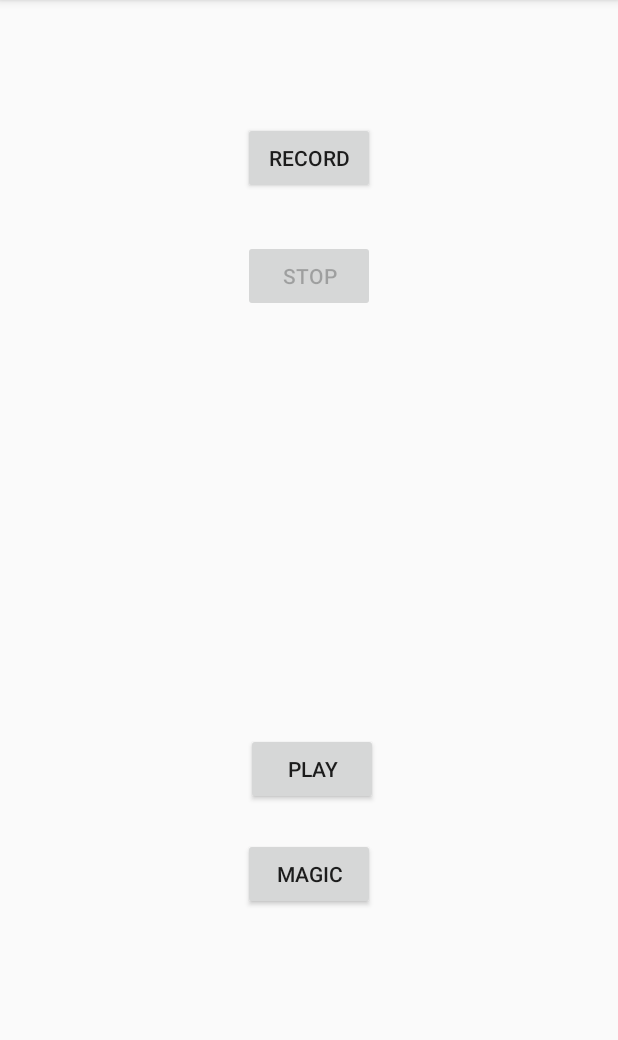
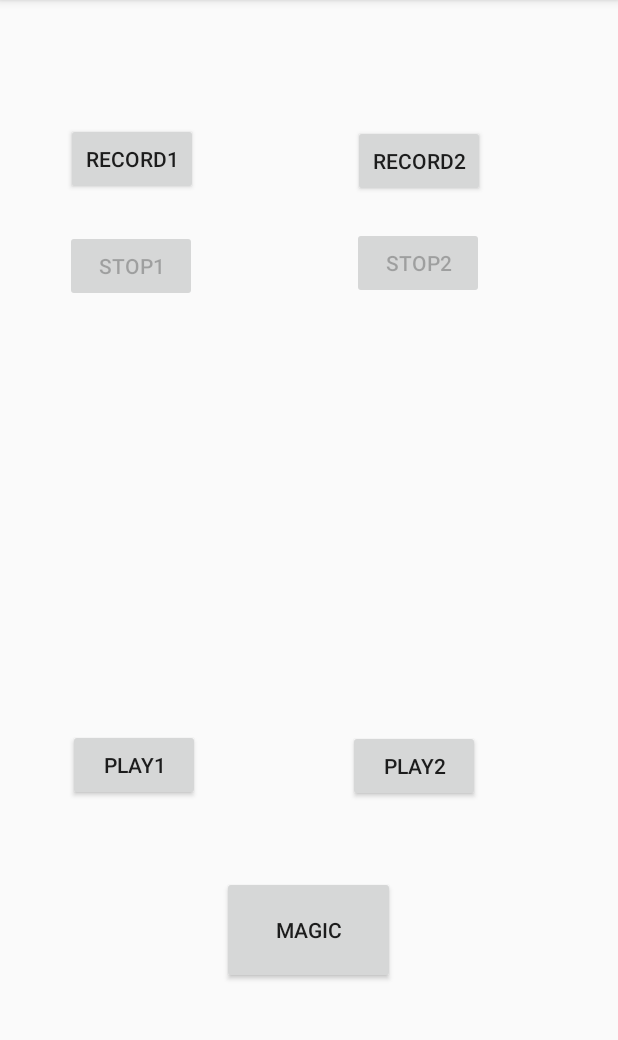
Before and after one commit to P4pucs/Tuturu, an Android app: the RecorderActivity screen opened directly, with no data from a screen before it, on a phone screen of 412 x 824 dp, the part 84-1124 px from its top. Run offline under Robolectric (Android 15) with nearby library versions, the light colour scheme and no system bars.

Commit message:
more buttons

```diff
--- a/app/src/main/java/com/sajt/kevin/tuturu/RecorderActivity.java
+++ b/app/src/main/java/com/sajt/kevin/tuturu/RecorderActivity.java
@@ -15,12 +15,14 @@ import com.sajt.kevin.tuturu.audio.Recorder;
 public class RecorderActivity extends AppCompatActivity {
 
     //private Player player = new Player();
-    private Recorder recorder;
+    private Recorder recorder1, recorder2;
 
 
     final int REQUEST_PERMISSION_CODE = 1000;
 
-    Button btnRecord, btnStopRecord, btnPlay, btnMagic;
+    Button btnRecord1, btnStopRecord1, btnPlay1;
+    Button btnRecord2, btnStopRecord2, btnPlay2;
+    Button btnMagic;
 
     @Override
     protected void onCreate(Bundle savedInstanceState) {
@@ -28,35 +30,64 @@ public class RecorderActivity extends AppCompatActivity {
         setContentView(R.layout.activity_recorder);
 
         if (checkPermissionFromDevice()) {
-            recorder = new Recorder();
+            //RECORDER 111111111111111111
+            recorder1 = new Recorder("1");
 
-            btnRecord = (Button)findViewById(R.id.recorderButton);
-            btnRecord.setOnClickListener((view) -> {
+            btnRecord1 = (Button)findViewById(R.id.recorder1Button);
+            btnRecord1.setOnClickListener((view) -> {
                 Toast.makeText(RecorderActivity.this,"Recording...", Toast.LENGTH_SHORT).show();
-                btnRecord.setEnabled(false);
-                btnStopRecord.setEnabled(true);
-                recorder.startRecorder();
+                btnRecord1.setEnabled(false);
+                btnStopRecord1.setEnabled(true);
+                recorder1.startRecorder();
             });
 
-            btnStopRecord = (Button)findViewById(R.id.stopRecorderButton);
-            btnStopRecord.setEnabled(false);
-            btnStopRecord.setOnClickListener((view) -> {
+            btnStopRecord1 = (Button)findViewById(R.id.stopRecorder1Button);
+            btnStopRecord1.setEnabled(false);
+            btnStopRecord1.setOnClickListener((view) -> {
                 Toast.makeText(RecorderActivity.this,"stopped", Toast.LENGTH_SHORT).show();
-                recorder.stopRecording();
-                btnRecord.setEnabled(true);
-                btnStopRecord.setEnabled(false);
+                recorder1.stopRecording();
+                btnRecord1.setEnabled(true);
+                btnStopRecord1.setEnabled(false);
             });
 
-            btnPlay = (Button)findViewById(R.id.playButton);
-            btnPlay.setOnClickListener((view) -> {
+            btnPlay1 = (Button)findViewById(R.id.play1Button);
+            btnPlay1.setOnClickListener((view) -> {
                 Toast.makeText(RecorderActivity.this,"playing...", Toast.LENGTH_SHORT).show();
-                recorder.startPlaying();
+                recorder1.startPlaying();
             });
 
+            //RECORDER 2222222222222222222
+
+            recorder2 = new Recorder("2");
+
+            btnRecord2 = (Button)findViewById(R.id.recorder2Button);
+            btnRecord2.setOnClickListener((view) -> {
+                Toast.makeText(RecorderActivity.this,"Recording...", Toast.LENGTH_SHORT).show();
+                btnRecord2.setEnabled(false);
+                btnStopRecord2.setEnabled(true);
+                recorder2.startRecorder();
+            });
+
+            btnStopRecord2 = (Button)findViewById(R.id.stopRecorder2Button);
+            btnStopRecord2.setEnabled(false);
+            btnStopRecord2.setOnClickListener((view) -> {
+                Toast.makeText(RecorderActivity.this,"stopped", Toast.LENGTH_SHORT).show();
+                recorder2.stopRecording();
+                btnRecord2.setEnabled(true);
+                btnStopRecord2.setEnabled(false);
+            });
+
+            btnPlay2 = (Button)findViewById(R.id.play2Button);
+            btnPlay2.setOnClickListener((view) -> {
+                Toast.makeText(RecorderActivity.this,"playing...", Toast.LENGTH_SHORT).show();
+                recorder2.startPlaying();
+            });
+
+            // MAGIC
             btnMagic = (Button)findViewById(R.id.magicButton);
             btnMagic.setOnClickListener((view) -> {
                 Toast.makeText(RecorderActivity.this,"MAGIC", Toast.LENGTH_SHORT).show();
-                recorder.magic();
+                recorder1.magic();
             });
         } else {
             requestPermission();
--- a/app/src/main/java/com/sajt/kevin/tuturu/audio/Recorder.java
+++ b/app/src/main/java/com/sajt/kevin/tuturu/audio/Recorder.java
@@ -25,6 +25,8 @@ import static com.sajt.kevin.tuturu.math.DSP.*;
 
 
 public class Recorder {
+    private static String Name;
+
     private static final String TAG = "VoiceRecord";
 
     private static final int RECORDER_SAMPLE_RATE = 44100;
@@ -41,6 +43,9 @@ public class Recorder {
     // Initialize minimum buffer size in bytes.
     private int bufferSize = AudioRecord.getMinBufferSize(RECORDER_SAMPLE_RATE, RECORDER_CHANNELS_IN, RECORDER_AUDIO_ENCODING);
 
+    public Recorder(String name) {
+        Name = name;
+    }
 
     public void startRecorder() {
 
@@ -57,7 +62,7 @@ public class Recorder {
 
     public void writeAudioDataToFile() {
         //Write the output audio in byte
-        String filePath = Environment.getExternalStoragePublicDirectory(Environment.DIRECTORY_DOWNLOADS).getAbsolutePath() + "/" + "audio_record" + ".pcm";
+        String filePath = Environment.getExternalStoragePublicDirectory(Environment.DIRECTORY_DOWNLOADS).getAbsolutePath() + "/" + "audio_record" + Name + ".pcm";
         byte saudioBuffer[] = new byte[bufferSize];
 
         FileOutputStream os = null;
@@ -100,7 +105,7 @@ public class Recorder {
 
     public void startPlaying() {
         try {
-            PlayShortAudioFileViaAudioTrack(Environment.getExternalStoragePublicDirectory(Environment.DIRECTORY_DOWNLOADS).getAbsolutePath() + "/" + "audio_record" + ".pcm");
+            PlayShortAudioFileViaAudioTrack(Environment.getExternalStoragePublicDirectory(Environment.DIRECTORY_DOWNLOADS).getAbsolutePath() + "/" + "audio_record" + Name + ".pcm");
         } catch (IOException e) {
             e.printStackTrace();
         }
@@ -170,7 +175,7 @@ public class Recorder {
 
     public void magic() {
 
-        File file = new File(Environment.getExternalStoragePublicDirectory(Environment.DIRECTORY_DOWNLOADS).getAbsolutePath() + "/" + "audio_record" + ".pcm");
+        File file = new File(Environment.getExternalStoragePublicDirectory(Environment.DIRECTORY_DOWNLOADS).getAbsolutePath() + "/" + "audio_record" + Name + ".pcm");
         byte[] byteData = new byte[(int) file.length()];
 
         try {
--- a/app/src/main/res/layout/activity_recorder.xml
+++ b/app/src/main/res/layout/activity_recorder.xml
@@ -7,39 +7,71 @@
     tools:context=".RecorderActivity">
 
     <Button
-        android:id="@+id/recorderButton"
+        android:id="@+id/stopRecorder2Button"
         android:layout_width="wrap_content"
         android:layout_height="wrap_content"
+        android:layout_alignStart="@+id/play1Button"
         android:layout_alignParentTop="true"
-        android:layout_centerHorizontal="true"
-        android:layout_marginTop="81dp"
-        android:text="Record"/>
+        android:layout_marginStart="189dp"
+        android:layout_marginTop="151dp"
+        android:text="Stop2" />
 
     <Button
-        android:id="@+id/stopRecorderButton"
+        android:id="@+id/recorder2Button"
         android:layout_width="wrap_content"
         android:layout_height="wrap_content"
+        android:layout_alignParentStart="true"
         android:layout_alignParentTop="true"
-        android:layout_centerHorizontal="true"
-        android:layout_marginTop="160dp"
-        android:text="Stop" />
+        android:layout_marginStart="235dp"
+        android:layout_marginTop="83dp"
+        android:text="record2" />
 
     <Button
-        android:id="@+id/playButton"
+        android:id="@+id/recorder1Button"
         android:layout_width="wrap_content"
         android:layout_height="wrap_content"
-        android:layout_alignStart="@+id/recorderButton"
+        android:layout_alignParentStart="true"
+        android:layout_alignParentTop="true"
+        android:layout_marginStart="44dp"
+        android:layout_marginTop="82dp"
+        android:text="record1" />
+
+    <Button
+        android:id="@+id/stopRecorder1Button"
+        android:layout_width="wrap_content"
+        android:layout_height="wrap_content"
+        android:layout_alignStart="@+id/play1Button"
+        android:layout_alignParentTop="true"
+        android:layout_marginStart="-2dp"
+        android:layout_marginTop="153dp"
+        android:text="Stop1" />
+
+    <Button
+        android:id="@+id/play1Button"
+        android:layout_width="wrap_content"
+        android:layout_height="wrap_content"
+        android:layout_alignStart="@+id/recorder1Button"
         android:layout_alignParentBottom="true"
-        android:layout_marginStart="2dp"
-        android:layout_marginBottom="231dp"
-        android:text="Play" />
+        android:layout_marginStart="1dp"
+        android:layout_marginBottom="234dp"
+        android:text="Play1" />
+
+    <Button
+        android:id="@+id/play2Button"
+        android:layout_width="wrap_content"
+        android:layout_height="wrap_content"
+        android:layout_alignStart="@+id/recorder1Button"
+        android:layout_alignParentBottom="true"
+        android:layout_marginStart="188dp"
+        android:layout_marginBottom="233dp"
+        android:text="Play2" />
 
     <Button
         android:id="@+id/magicButton"
-        android:layout_width="wrap_content"
-        android:layout_height="wrap_content"
+        android:layout_width="115dp"
+        android:layout_height="72dp"
         android:layout_alignParentBottom="true"
         android:layout_centerHorizontal="true"
-        android:layout_marginBottom="161dp"
+        android:layout_marginBottom="112dp"
         android:text="Magic" />
 </RelativeLayout>
```
